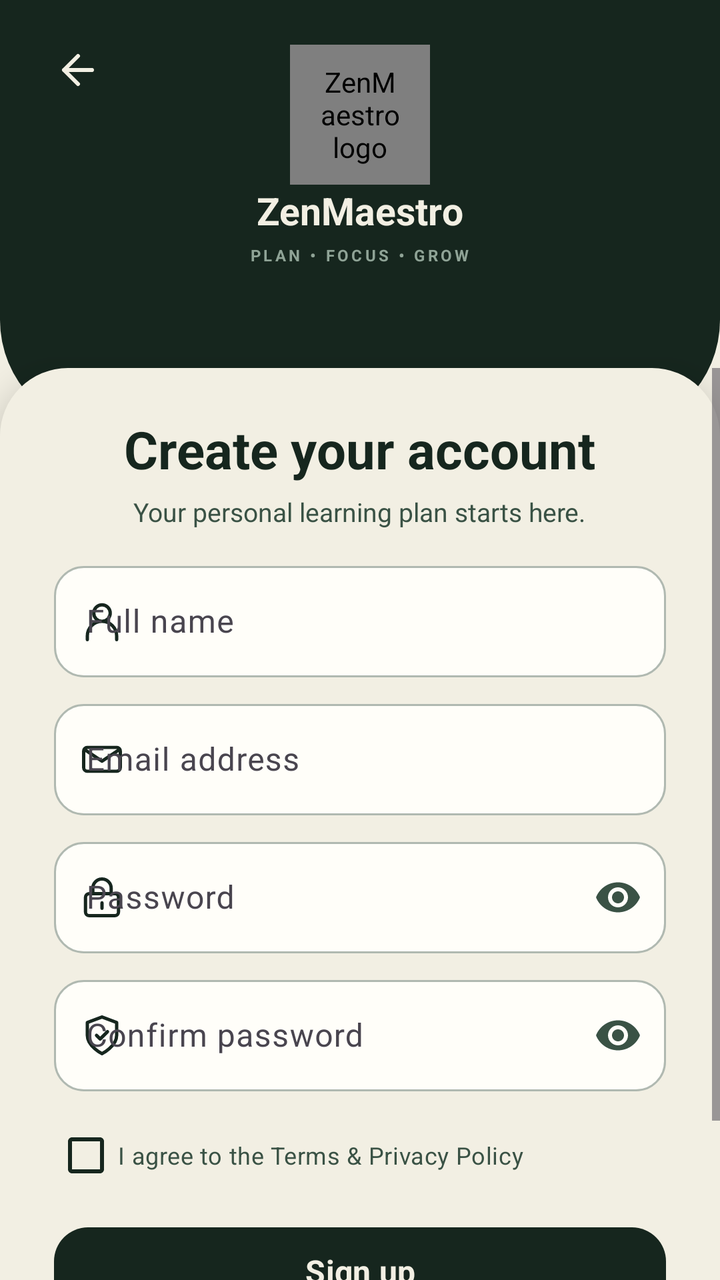
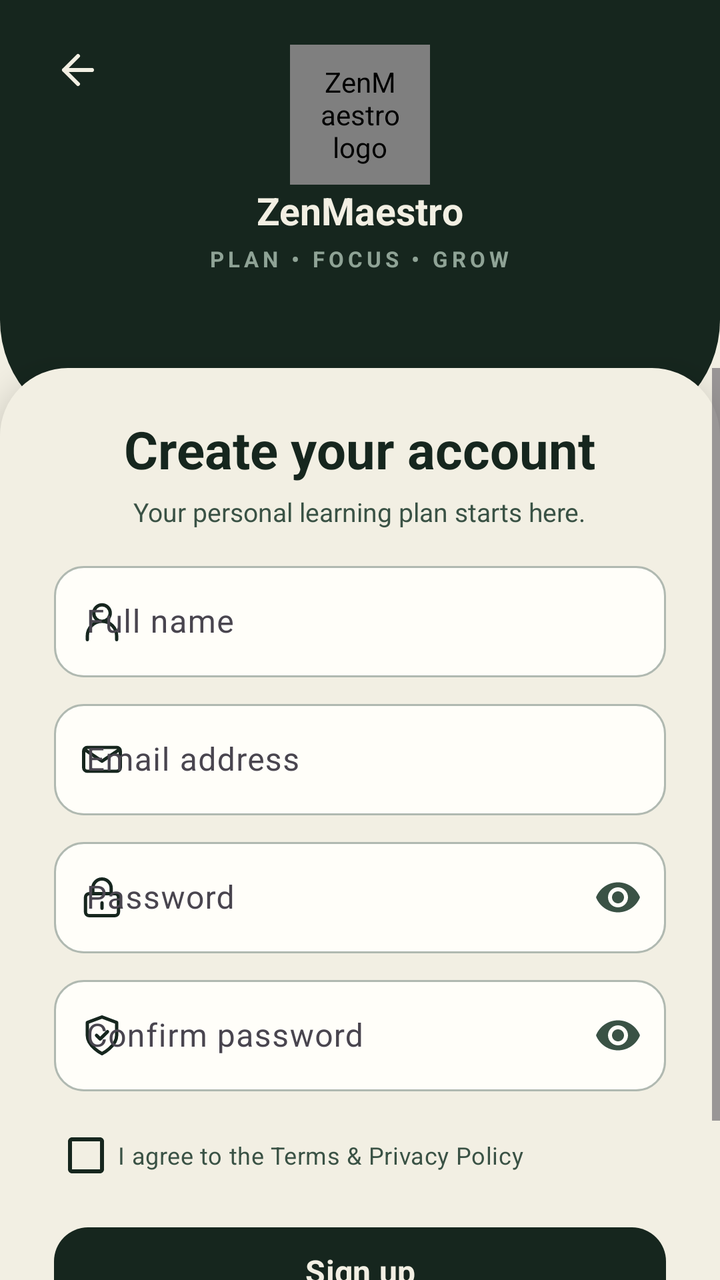

The first picture is an Android layout as it rendered before a commit; the second is the same layout after the commit. The layout source and the unified diff follow.
<!-- AndroidManifest.xml: application theme Theme.ZenMaestro -->
<!-- res/layout/activity_signup.xml -->
<?xml version="1.0" encoding="utf-8"?>
<FrameLayout xmlns:android="http://schemas.android.com/apk/res/android"
    xmlns:app="http://schemas.android.com/apk/res-auto"
    android:layout_width="match_parent"
    android:layout_height="match_parent"
    android:background="@color/chalk_white"
    android:fitsSystemWindows="true">

    <LinearLayout
        android:layout_width="match_parent"
        android:layout_height="216dp"
        android:background="@drawable/bg_auth_header"
        android:gravity="center_horizontal"
        android:orientation="vertical"
        android:paddingTop="14dp">

        <ImageButton
            android:id="@+id/backButton"
            android:layout_width="42dp"
            android:layout_height="42dp"
            android:layout_gravity="start"
            android:layout_marginStart="18dp"
            android:background="?attr/selectableItemBackgroundBorderless"
            android:contentDescription="Back"
            android:padding="9dp"
            android:src="@drawable/ic_arrow_back" />

        <com.zenmaestro.app.ZenMarkView
            android:layout_width="70dp"
            android:layout_height="70dp"
            android:layout_marginTop="-34dp"
            android:contentDescription="ZenMaestro logo" />

        <TextView
            android:layout_width="wrap_content"
            android:layout_height="wrap_content"
            android:fontFamily="sans-serif"
            android:text="@string/app_name"
            android:textColor="@color/chalk_white"
            android:textSize="19sp"
            android:textStyle="bold" />

        <TextView
            android:layout_width="wrap_content"
            android:layout_height="wrap_content"
            android:layout_marginTop="4dp"
            android:fontFamily="sans-serif"
            android:letterSpacing="0.18"
            android:text="@string/brand_motto"
            android:textColor="@color/sage"
            android:textSize="8sp"
            android:textStyle="bold" />

    </LinearLayout>

    <ScrollView
        android:layout_width="match_parent"
        android:layout_height="match_parent"
        android:layout_marginTop="184dp"
        android:background="@drawable/bg_auth_sheet"
        android:elevation="10dp"
        android:fillViewport="true"
        android:overScrollMode="never">

        <LinearLayout
            android:layout_width="match_parent"
            android:layout_height="wrap_content"
            android:gravity="center_horizontal"
            android:orientation="vertical"
            android:paddingStart="27dp"
            android:paddingTop="23dp"
            android:paddingEnd="27dp"
            android:paddingBottom="24dp">

            <TextView
                android:layout_width="wrap_content"
                android:layout_height="wrap_content"
                android:fontFamily="sans-serif"
                android:text="@string/create_account"
                android:textColor="@color/chalkboard"
                android:textSize="26sp"
                android:textStyle="bold" />

            <TextView
                android:layout_width="wrap_content"
                android:layout_height="wrap_content"
                android:layout_marginTop="5dp"
                android:layout_marginBottom="13dp"
                android:gravity="center"
                android:text="@string/signup_subtitle"
                android:textColor="@color/chalk_line"
                android:textSize="13sp" />

            <com.google.android.material.textfield.TextInputLayout
                android:layout_width="match_parent"
                android:layout_height="wrap_content"
                android:hint="@string/full_name"
                app:boxBackgroundColor="@color/paper_white"
                app:boxBackgroundMode="outline"
                app:boxCornerRadiusBottomEnd="15dp"
                app:boxCornerRadiusBottomStart="15dp"
                app:boxCornerRadiusTopEnd="15dp"
                app:boxCornerRadiusTopStart="15dp"
                app:boxStrokeColor="@color/input_stroke"
                app:startIconDrawable="@drawable/ic_user"
                app:startIconTint="@color/chalkboard">

                <com.google.android.material.textfield.TextInputEditText
                    android:id="@+id/nameInput"
                    android:layout_width="match_parent"
                    android:layout_height="wrap_content"
                    android:inputType="textPersonName"
                    android:maxLines="1"
                    android:textColor="@color/chalkboard" />

            </com.google.android.material.textfield.TextInputLayout>

            <com.google.android.material.textfield.TextInputLayout
                android:layout_width="match_parent"
                android:layout_height="wrap_content"
                android:layout_marginTop="8dp"
                android:hint="@string/email_address"
                app:boxBackgroundColor="@color/paper_white"
                app:boxBackgroundMode="outline"
                app:boxCornerRadiusBottomEnd="15dp"
                app:boxCornerRadiusBottomStart="15dp"
                app:boxCornerRadiusTopEnd="15dp"
                app:boxCornerRadiusTopStart="15dp"
                app:boxStrokeColor="@color/input_stroke"
                app:startIconDrawable="@drawable/ic_mail"
                app:startIconTint="@color/chalkboard">

                <com.google.android.material.textfield.TextInputEditText
                    android:id="@+id/emailInput"
                    android:layout_width="match_parent"
                    android:layout_height="wrap_content"
                    android:inputType="textEmailAddress"
                    android:maxLines="1"
                    android:textColor="@color/chalkboard" />

            </com.google.android.material.textfield.TextInputLayout>

            <com.google.android.material.textfield.TextInputLayout
                android:layout_width="match_parent"
                android:layout_height="wrap_content"
                android:layout_marginTop="8dp"
                android:hint="@string/password"
                app:boxBackgroundColor="@color/paper_white"
                app:boxBackgroundMode="outline"
                app:boxCornerRadiusBottomEnd="15dp"
                app:boxCornerRadiusBottomStart="15dp"
                app:boxCornerRadiusTopEnd="15dp"
                app:boxCornerRadiusTopStart="15dp"
                app:boxStrokeColor="@color/input_stroke"
                app:endIconMode="password_toggle"
                app:endIconTint="@color/chalk_line"
                app:startIconDrawable="@drawable/ic_lock"
                app:startIconTint="@color/chalkboard">

                <com.google.android.material.textfield.TextInputEditText
                    android:id="@+id/passwordInput"
                    android:layout_width="match_parent"
                    android:layout_height="wrap_content"
                    android:inputType="textPassword"
                    android:maxLines="1"
                    android:textColor="@color/chalkboard" />

            </com.google.android.material.textfield.TextInputLayout>

            <com.google.android.material.textfield.TextInputLayout
                android:layout_width="match_parent"
                android:layout_height="wrap_content"
                android:layout_marginTop="8dp"
                android:hint="@string/confirm_password"
                app:boxBackgroundColor="@color/paper_white"
                app:boxBackgroundMode="outline"
                app:boxCornerRadiusBottomEnd="15dp"
                app:boxCornerRadiusBottomStart="15dp"
                app:boxCornerRadiusTopEnd="15dp"
                app:boxCornerRadiusTopStart="15dp"
                app:boxStrokeColor="@color/input_stroke"
                app:endIconMode="password_toggle"
                app:endIconTint="@color/chalk_line"
                app:startIconDrawable="@drawable/ic_shield"
                app:startIconTint="@color/chalkboard">

                <com.google.android.material.textfield.TextInputEditText
                    android:id="@+id/confirmPasswordInput"
                    android:layout_width="match_parent"
                    android:layout_height="wrap_content"
                    android:inputType="textPassword"
                    android:maxLines="1"
                    android:textColor="@color/chalkboard" />

            </com.google.android.material.textfield.TextInputLayout>

            <com.google.android.material.checkbox.MaterialCheckBox
                android:id="@+id/termsCheckbox"
                android:layout_width="match_parent"
                android:layout_height="wrap_content"
                android:layout_marginTop="8dp"
                android:layout_marginBottom="8dp"
                android:buttonTint="@color/chalkboard"
                android:text="@string/terms_prefix"
                android:textColor="@color/chalk_line"
                android:textSize="12sp" />

            <com.google.android.material.button.MaterialButton
                android:id="@+id/signupButton"
                android:layout_width="match_parent"
                android:layout_height="52dp"
                android:text="@string/sign_up"
                android:textAllCaps="false"
                android:textColor="@color/chalk_white"
                android:textSize="16sp"
                android:textStyle="bold"
                app:backgroundTint="@color/chalkboard"
                app:cornerRadius="17dp"
                app:rippleColor="@color/sage_green" />

            <LinearLayout
                android:layout_width="wrap_content"
                android:layout_height="wrap_content"
                android:layout_marginTop="13dp"
                android:gravity="center"
                android:orientation="horizontal">

                <TextView
                    android:layout_width="wrap_content"
                    android:layout_height="wrap_content"
                    android:text="@string/already_account"
                    android:textColor="@color/chalk_line"
                    android:textSize="13sp" />

                <com.google.android.material.button.MaterialButton
                    android:id="@+id/openLoginButton"
                    android:layout_width="wrap_content"
                    android:layout_height="38dp"
                    android:layout_marginStart="6dp"
                    android:minWidth="0dp"
                    android:paddingHorizontal="14dp"
                    android:text="@string/log_in"
                    android:textAllCaps="false"
                    android:textColor="@color/chalkboard"
                    android:textStyle="bold"
                    app:backgroundTint="@color/sage_green"
                    app:cornerRadius="19dp"
                    app:rippleColor="@color/chalk_gold" />

            </LinearLayout>

        </LinearLayout>

    </ScrollView>

</FrameLayout>
<!-- resources referenced by this layout -->
<resources>
  <color name="chalk_gold">#E8C468</color>
  <color name="chalk_line">#3A5245</color>
  <color name="chalk_white">#F2EFE3</color>
  <color name="chalkboard">#16261E</color>
  <color name="paper_white">#FFFEF9</color>
  <color name="sage">#8FA396</color>
  <color name="sage_green">#8FCBA3</color>
  <!-- drawable bg_auth_header (drawable) -->
  <?xml version="1.0" encoding="utf-8"?>
  <shape xmlns:android="http://schemas.android.com/apk/res/android" android:shape="rectangle">
      <solid android:color="@color/chalkboard" />
      <corners
          android:bottomLeftRadius="56dp"
          android:bottomRightRadius="56dp" />
  </shape>
  <!-- drawable bg_auth_sheet (drawable) -->
  <?xml version="1.0" encoding="utf-8"?>
  <shape xmlns:android="http://schemas.android.com/apk/res/android" android:shape="rectangle">
      <solid android:color="@color/chalk_white" />
      <corners
          android:topLeftRadius="34dp"
          android:topRightRadius="34dp" />
  </shape>
  <!-- drawable ic_arrow_back (drawable) -->
  <vector xmlns:android="http://schemas.android.com/apk/res/android"
      android:width="24dp" android:height="24dp"
      android:viewportWidth="24" android:viewportHeight="24">
      <path android:fillColor="@android:color/transparent" android:strokeColor="@color/chalk_white"
          android:strokeWidth="2" android:strokeLineCap="round" android:strokeLineJoin="round"
          android:pathData="M19,12H5M12,19l-7,-7 7,-7" />
  </vector>
  <!-- drawable ic_shield (drawable) -->
  <vector xmlns:android="http://schemas.android.com/apk/res/android"
      android:width="22dp" android:height="22dp"
      android:viewportWidth="24" android:viewportHeight="24">
      <path android:fillColor="@android:color/transparent" android:strokeColor="@color/chalk_white"
          android:strokeWidth="1.8" android:strokeLineCap="round" android:strokeLineJoin="round"
          android:pathData="M12,22s8,-4 8,-10V5l-8,-3 -8,3v7c0,6 8,10 8,10zM9,12l2,2 4,-4" />
  </vector>
  <string name="already_account">Already have an account?</string>
  <string name="app_name">ZenMaestro</string>
  <string name="brand_motto">PLAN  •  FOCUS  •  GROW</string>
  <string name="confirm_password">Confirm password</string>
  <string name="create_account">Create your account</string>
  <string name="email_address">Email address</string>
  <string name="full_name">Full name</string>
  <string name="log_in">Log in</string>
  <string name="password">Password</string>
  <string name="sign_up">Sign up</string>
  <string name="signup_subtitle">Your personal learning plan starts here.</string>
  <string name="terms_prefix">I agree to the Terms &amp; Privacy Policy</string>
  <style name="Theme.ZenMaestro" parent="Theme.Material3.Light.NoActionBar">
          <item name="colorPrimary">@color/chalkboard</item>
          <item name="colorOnPrimary">@color/chalk_white</item>
          <item name="colorSecondary">@color/sage_green</item>
          <item name="colorOnSecondary">@color/chalkboard</item>
          <item name="colorSurface">@color/chalk_white</item>
          <item name="colorOnSurface">@color/chalkboard</item>
          <item name="android:fontFamily">sans-serif</item>
          <item name="android:windowLightStatusBar">true</item>
          <item name="android:statusBarColor">@color/chalk_white</item>
          <item name="android:navigationBarColor">@color/chalk_white</item>
          <item name="android:windowActionModeOverlay">true</item>
          <item name="android:windowNoTitle">true</item>
          <item name="android:forceDarkAllowed">false</item>
      </style>
  <!-- unchanged entries left out for length: 3 -->
</resources>

<!-- the commit's change to res/layout/activity_signup.xml (unified diff, before → after) -->
@@ -48,7 +48,7 @@
             android:letterSpacing="0.18"
             android:text="@string/brand_motto"
             android:textColor="@color/sage"
-            android:textSize="8sp"
+            android:textSize="11sp"
             android:textStyle="bold" />
 
     </LinearLayout>
<!-- resource entries referenced after the edit -->
@@ -64,7 +64,7 @@
           <item name="android:navigationBarColor">@color/chalk_white</item>
           <item name="android:windowActionModeOverlay">true</item>
           <item name="android:windowNoTitle">true</item>
-          <item name="android:forceDarkAllowed">false</item>
+          <item name="android:forceDarkAllowed" tools:targetApi="29">false</item>
       </style>
   <!-- unchanged entries left out for length: 3 -->
 </resources>
